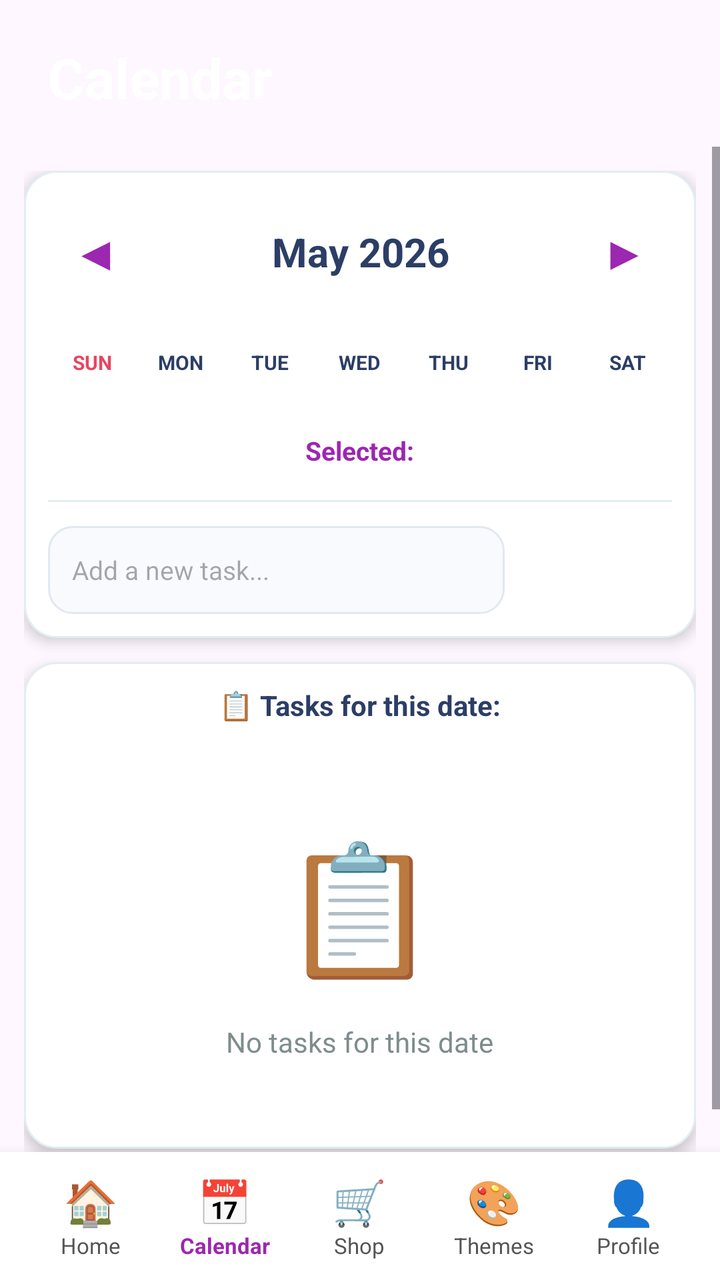
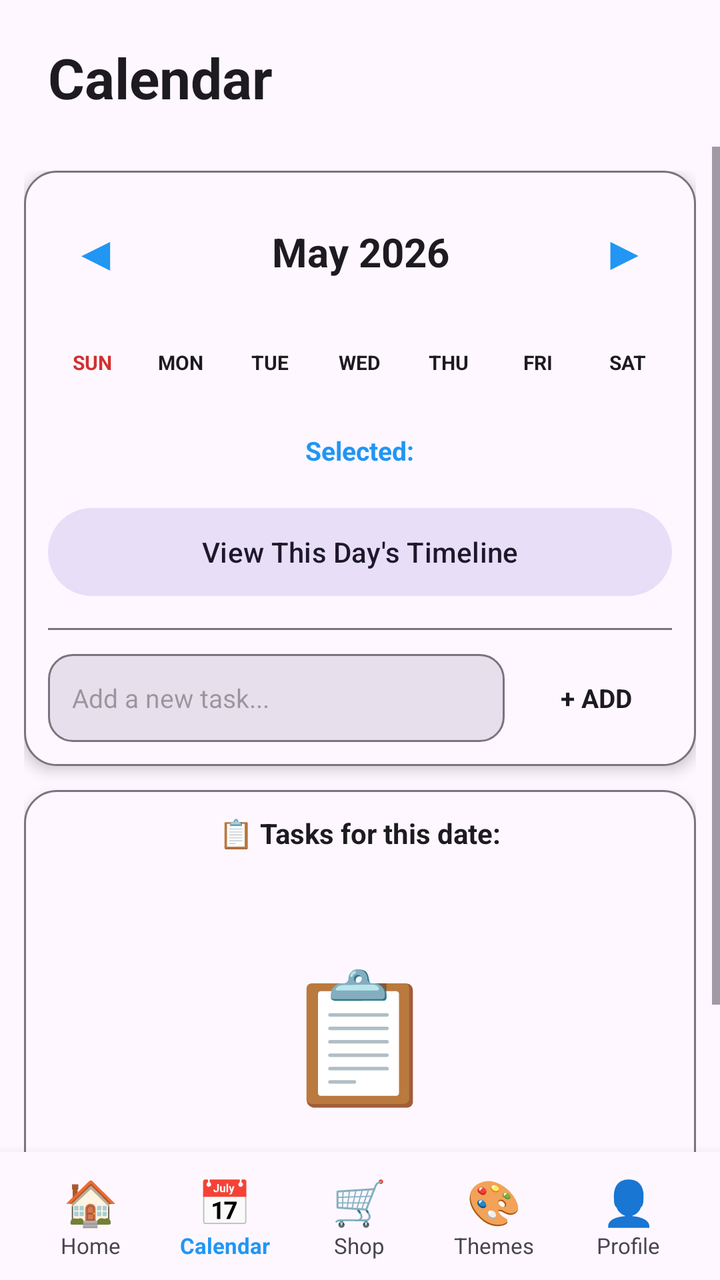

Before-and-after screenshots of an Android layout around one commit, followed by the original layout XML and the change that was made.
<!-- AndroidManifest.xml: activity theme Base.Theme.DailyToDoList -->
<!-- res/layout/activity_calendar.xml -->
<?xml version="1.0" encoding="utf-8"?>
<LinearLayout xmlns:android="http://schemas.android.com/apk/res/android"
    xmlns:app="http://schemas.android.com/apk/res-auto"
    android:id="@+id/mainLayout"
    android:layout_width="match_parent"
    android:layout_height="match_parent"
    android:orientation="vertical">

    
    <LinearLayout
        android:layout_width="match_parent"
        android:layout_height="wrap_content"
        android:orientation="vertical"
        android:paddingLeft="24dp"
        android:paddingRight="24dp"
        android:paddingTop="20dp"
        android:paddingBottom="8dp">

        <TextView
            android:id="@+id/calendarHeaderTitle"
            android:layout_width="wrap_content"
            android:layout_height="wrap_content"
            android:text="@string/calendar"
            android:textSize="28sp"
            android:textStyle="bold"
            android:textColor="#FFFFFF"
            android:layout_marginBottom="8dp" />

    </LinearLayout>

    
    <ScrollView
        android:layout_width="match_parent"
        android:layout_height="0dp"
        android:layout_weight="1"
        android:fillViewport="true"
        android:scrollbars="vertical">

        <LinearLayout
            android:layout_width="match_parent"
            android:layout_height="wrap_content"
            android:orientation="vertical"
            android:padding="12dp">

            
            <LinearLayout
                android:id="@+id/calendarCard"
                android:layout_width="match_parent"
                android:layout_height="wrap_content"
                android:orientation="vertical"
                android:background="@drawable/white_card_bg"
                android:padding="12dp"
                android:elevation="4dp"
                android:layout_marginBottom="12dp">

                
                <LinearLayout
                    android:layout_width="match_parent"
                    android:layout_height="wrap_content"
                    android:orientation="horizontal"
                    android:gravity="center"
                    android:layout_marginBottom="12dp">

                    <TextView
                        android:id="@+id/prevMonth"
                        android:layout_width="wrap_content"
                        android:layout_height="wrap_content"
                        android:text="◀"
                        android:textSize="24sp"
                        android:textColor="#9C27B0"
                        android:padding="12dp"
                        android:clickable="true"
                        android:focusable="true" />

                    <TextView
                        android:id="@+id/monthYearText"
                        android:layout_width="0dp"
                        android:layout_height="wrap_content"
                        android:layout_weight="1"
                        android:text="May 2026"
                        android:textSize="20sp"
                        android:textStyle="bold"
                        android:textColor="#2C3E66"
                        android:gravity="center" />

                    <TextView
                        android:id="@+id/nextMonth"
                        android:layout_width="wrap_content"
                        android:layout_height="wrap_content"
                        android:text="▶"
                        android:textSize="24sp"
                        android:textColor="#9C27B0"
                        android:padding="12dp"
                        android:clickable="true"
                        android:focusable="true" />

                </LinearLayout>

                
                <LinearLayout
                    android:layout_width="match_parent"
                    android:layout_height="wrap_content"
                    android:orientation="horizontal"
                    android:weightSum="7"
                    android:layout_marginBottom="8dp">

                    <TextView android:layout_width="0dp" android:layout_height="30dp" android:layout_weight="1" android:text="@string/sun" android:textSize="10sp" android:textStyle="bold" android:textColor="#E94560" android:gravity="center" />
                    <TextView android:layout_width="0dp" android:layout_height="30dp" android:layout_weight="1" android:text="@string/mon" android:textSize="10sp" android:textStyle="bold" android:textColor="#2C3E66" android:gravity="center" />
                    <TextView android:layout_width="0dp" android:layout_height="30dp" android:layout_weight="1" android:text="@string/tue" android:textSize="10sp" android:textStyle="bold" android:textColor="#2C3E66" android:gravity="center" />
                    <TextView android:layout_width="0dp" android:layout_height="30dp" android:layout_weight="1" android:text="@string/wed" android:textSize="10sp" android:textStyle="bold" android:textColor="#2C3E66" android:gravity="center" />
                    <TextView android:layout_width="0dp" android:layout_height="30dp" android:layout_weight="1" android:text="@string/thu" android:textSize="10sp" android:textStyle="bold" android:textColor="#2C3E66" android:gravity="center" />
                    <TextView android:layout_width="0dp" android:layout_height="30dp" android:layout_weight="1" android:text="@string/fri" android:textSize="10sp" android:textStyle="bold" android:textColor="#2C3E66" android:gravity="center" />
                    <TextView android:layout_width="0dp" android:layout_height="30dp" android:layout_weight="1" android:text="@string/sat" android:textSize="10sp" android:textStyle="bold" android:textColor="#2C3E66" android:gravity="center" />
                </LinearLayout>

                
                <GridView
                    android:id="@+id/calendarGrid"
                    android:layout_width="match_parent"
                    android:layout_height="wrap_content"
                    android:numColumns="7"
                    android:verticalSpacing="2dp"
                    android:horizontalSpacing="0dp"
                    android:stretchMode="columnWidth" />

                
                <TextView
                    android:id="@+id/selectedDateText"
                    android:layout_width="wrap_content"
                    android:layout_height="wrap_content"
                    android:text="@string/selected_prefix"
                    android:textSize="13sp"
                    android:textColor="#9C27B0"
                    android:textStyle="bold"
                    android:layout_marginTop="12dp"
                    android:layout_marginBottom="8dp"
                    android:layout_gravity="center" />

                
                <View
                    android:layout_width="match_parent"
                    android:layout_height="1dp"
                    android:background="#E2EDF2"
                    android:layout_marginTop="8dp"
                    android:layout_marginBottom="12dp" />

                
                <LinearLayout
                    android:layout_width="match_parent"
                    android:layout_height="wrap_content"
                    android:orientation="horizontal"
                    android:gravity="center_vertical">

                    <EditText
                        android:id="@+id/taskNameInput"
                        android:layout_width="0dp"
                        android:layout_height="44dp"
                        android:layout_weight="1"
                        android:hint="@string/add_new_task"
                        android:textSize="13sp"
                        android:background="@drawable/input_field_bg"
                        android:paddingLeft="12dp"
                        android:paddingRight="12dp" />

                    <TextView
                        android:id="@+id/addTaskButton"
                        android:layout_width="wrap_content"
                        android:layout_height="44dp"
                        android:text="@string/add"
                        android:textSize="13sp"
                        android:textStyle="bold"
                        android:textColor="#FFFFFF"
                        android:gravity="center"
                        android:paddingLeft="20dp"
                        android:paddingRight="20dp"
                        android:layout_marginStart="8dp"
                        android:clickable="true"
                        android:focusable="true" />

                </LinearLayout>

            </LinearLayout>

            
            <LinearLayout
                android:id="@+id/tasksCard"
                android:layout_width="match_parent"
                android:layout_height="wrap_content"
                android:minHeight="200dp"
                android:orientation="vertical"
                android:background="@drawable/white_card_bg"
                android:padding="12dp"
                android:elevation="4dp"
                android:layout_marginBottom="12dp">

                <TextView
                    android:id="@+id/tasksLabel"
                    android:layout_width="wrap_content"
                    android:layout_height="wrap_content"
                    android:text="@string/tasks_for_date_label"
                    android:textSize="14sp"
                    android:textStyle="bold"
                    android:textColor="#2C3E66"
                    android:layout_marginBottom="16dp"
                    android:layout_gravity="center" />

                <LinearLayout
                    android:id="@+id/tasksListContainer"
                    android:layout_width="match_parent"
                    android:layout_height="wrap_content"
                    android:orientation="vertical"
                    android:visibility="gone" />

                
                <LinearLayout
                    android:id="@+id/emptyStateLayout"
                    android:layout_width="match_parent"
                    android:layout_height="wrap_content"
                    android:orientation="vertical"
                    android:gravity="center"
                    android:padding="32dp"
                    android:visibility="visible">

                    <TextView
                        android:id="@+id/emptyStateEmoji"
                        android:layout_width="wrap_content"
                        android:layout_height="wrap_content"
                        android:text="📋"
                        android:textSize="64sp"
                        android:layout_marginBottom="16dp" />

                    <TextView
                        android:id="@+id/noTasksText"
                        android:layout_width="wrap_content"
                        android:layout_height="wrap_content"
                        android:text="@string/no_tasks"
                        android:textSize="14sp"
                        android:textColor="#7F8C8D"
                        android:gravity="center" />

                </LinearLayout>

            </LinearLayout>

        </LinearLayout>

    </ScrollView>

    
    <LinearLayout
        android:id="@+id/footerNav"
        android:layout_width="match_parent"
        android:layout_height="wrap_content"
        android:orientation="horizontal"
        android:background="#FFFFFF"
        android:elevation="8dp"
        android:paddingTop="10dp"
        android:paddingBottom="10dp"
        android:paddingLeft="12dp"
        android:paddingRight="12dp">

        <LinearLayout android:id="@+id/navHome" android:layout_width="0dp" android:layout_height="wrap_content" android:layout_weight="1" android:orientation="vertical" android:gravity="center" android:clickable="true" android:focusable="true">
            <TextView android:layout_width="wrap_content" android:layout_height="wrap_content" android:text="🏠" android:textSize="22sp" />
            <TextView android:id="@+id/navHomeText" android:layout_width="wrap_content" android:layout_height="wrap_content" android:text="@string/nav_home" android:textSize="11sp" android:textColor="#555555" />
        </LinearLayout>

        <LinearLayout android:id="@+id/navCalendar" android:layout_width="0dp" android:layout_height="wrap_content" android:layout_weight="1" android:orientation="vertical" android:gravity="center" android:clickable="true" android:focusable="true">
            <TextView android:layout_width="wrap_content" android:layout_height="wrap_content" android:text="📅" android:textSize="22sp" />
            <TextView android:id="@+id/navCalendarText" android:layout_width="wrap_content" android:layout_height="wrap_content" android:text="@string/nav_calendar" android:textSize="11sp" android:textColor="#9C27B0" android:textStyle="bold" />
        </LinearLayout>

        <LinearLayout android:id="@+id/navShop" android:layout_width="0dp" android:layout_height="wrap_content" android:layout_weight="1" android:orientation="vertical" android:gravity="center" android:clickable="true" android:focusable="true">
            <TextView android:layout_width="wrap_content" android:layout_height="wrap_content" android:text="🛒" android:textSize="22sp" />
            <TextView android:id="@+id/navShopText" android:layout_width="wrap_content" android:layout_height="wrap_content" android:text="@string/nav_shop" android:textSize="11sp" android:textColor="#555555" />
        </LinearLayout>

        <LinearLayout android:id="@+id/navThemes" android:layout_width="0dp" android:layout_height="wrap_content" android:layout_weight="1" android:orientation="vertical" android:gravity="center" android:clickable="true" android:focusable="true">
            <TextView android:layout_width="wrap_content" android:layout_height="wrap_content" android:text="🎨" android:textSize="22sp" />
            <TextView android:id="@+id/navThemesText" android:layout_width="wrap_content" android:layout_height="wrap_content" android:text="@string/nav_themes" android:textSize="11sp" android:textColor="#555555" />
        </LinearLayout>

        <LinearLayout android:id="@+id/navProfile" android:layout_width="0dp" android:layout_height="wrap_content" android:layout_weight="1" android:orientation="vertical" android:gravity="center" android:clickable="true" android:focusable="true">
            <TextView android:layout_width="wrap_content" android:layout_height="wrap_content" android:text="👤" android:textSize="22sp" />
            <TextView android:id="@+id/navProfileText" android:layout_width="wrap_content" android:layout_height="wrap_content" android:text="@string/profile" android:textSize="11sp" android:textColor="#555555" />
        </LinearLayout>

    </LinearLayout>

</LinearLayout>
<!-- resources referenced by this layout -->
<resources>
  <!-- drawable input_field_bg (drawable) -->
  <?xml version="1.0" encoding="utf-8"?>
  <shape xmlns:android="http://schemas.android.com/apk/res/android">
      <solid android:color="#F8FAFD" />
      <corners android:radius="12dp" />
      <stroke android:width="1dp" android:color="#E2E8F0" />
  </shape>
  <!-- drawable white_card_bg (drawable) -->
  <?xml version="1.0" encoding="utf-8"?>
  <shape xmlns:android="http://schemas.android.com/apk/res/android">
      <solid android:color="#FFFFFF" />
      <corners android:radius="16dp" />
      <stroke
          android:width="1dp"
          android:color="#E2EDF2" />
  </shape>
  <string name="add">+ ADD</string>
  <string name="add_new_task">Add a new task...</string>
  <string name="calendar">Calendar</string>
  <string name="fri">FRI</string>
  <string name="mon">MON</string>
  <string name="nav_calendar">Calendar</string>
  <string name="nav_home">Home</string>
  <string name="nav_shop">Shop</string>
  <string name="nav_themes">Themes</string>
  <string name="no_tasks">No tasks for this date</string>
  <string name="profile">Profile</string>
  <string name="sat">SAT</string>
  <string name="selected_prefix">Selected: </string>
  <string name="sun">SUN</string>
  <string name="tasks_for_date_label">📋 Tasks for this date:</string>
  <string name="thu">THU</string>
  <string name="tue">TUE</string>
  <string name="wed">WED</string>
  <style name="Base.Theme.DailyToDoList" parent="Theme.Material3.DayNight.NoActionBar">
          <item name="colorPrimary">@color/default_primary</item>
          <item name="colorOnPrimary">@color/white</item>
          <item name="colorSecondary">@color/default_accent</item>
          <item name="colorOnSecondary">@color/white</item>
          <item name="android:statusBarColor">@color/default_start</item>
          <item name="android:windowLightStatusBar">true</item>
          <item name="android:navigationBarColor">@color/white</item>
          <item name="android:windowLightNavigationBar">false</item>
      </style>
  <color name="default_primary">#2196F3</color>
  <color name="white">#FFFFFFFF</color>
  <color name="default_accent">#E94560</color>
  <color name="default_start">#2196F3</color>
</resources>

<!-- the commit's change to res/layout/activity_calendar.xml (unified diff, before → after) -->
@@ -23,7 +23,7 @@
             android:text="@string/calendar"
             android:textSize="28sp"
             android:textStyle="bold"
-            android:textColor="#FFFFFF"
+            android:textColor="?attr/colorOnSurface"
             android:layout_marginBottom="8dp" />
 
     </LinearLayout>
@@ -67,7 +67,7 @@
                         android:layout_height="wrap_content"
                         android:text="◀"
                         android:textSize="24sp"
-                        android:textColor="#9C27B0"
+                        android:textColor="?attr/colorPrimary"
                         android:padding="12dp"
                         android:clickable="true"
                         android:focusable="true" />
@@ -80,7 +80,7 @@
                         android:text="May 2026"
                         android:textSize="20sp"
                         android:textStyle="bold"
-                        android:textColor="#2C3E66"
+                        android:textColor="?attr/colorOnSurface"
                         android:gravity="center" />
 
                     <TextView
@@ -89,7 +89,7 @@
                         android:layout_height="wrap_content"
                         android:text="▶"
                         android:textSize="24sp"
-                        android:textColor="#9C27B0"
+                        android:textColor="?attr/colorPrimary"
                         android:padding="12dp"
                         android:clickable="true"
                         android:focusable="true" />
@@ -104,13 +104,13 @@
                     android:weightSum="7"
                     android:layout_marginBottom="8dp">
 
-                    <TextView android:layout_width="0dp" android:layout_height="30dp" android:layout_weight="1" android:text="@string/sun" android:textSize="10sp" android:textStyle="bold" android:textColor="#E94560" android:gravity="center" />
-                    <TextView android:layout_width="0dp" android:layout_height="30dp" android:layout_weight="1" android:text="@string/mon" android:textSize="10sp" android:textStyle="bold" android:textColor="#2C3E66" android:gravity="center" />
-                    <TextView android:layout_width="0dp" android:layout_height="30dp" android:layout_weight="1" android:text="@string/tue" android:textSize="10sp" android:textStyle="bold" android:textColor="#2C3E66" android:gravity="center" />
-                    <TextView android:layout_width="0dp" android:layout_height="30dp" android:layout_weight="1" android:text="@string/wed" android:textSize="10sp" android:textStyle="bold" android:textColor="#2C3E66" android:gravity="center" />
-                    <TextView android:layout_width="0dp" android:layout_height="30dp" android:layout_weight="1" android:text="@string/thu" android:textSize="10sp" android:textStyle="bold" android:textColor="#2C3E66" android:gravity="center" />
-                    <TextView android:layout_width="0dp" android:layout_height="30dp" android:layout_weight="1" android:text="@string/fri" android:textSize="10sp" android:textStyle="bold" android:textColor="#2C3E66" android:gravity="center" />
-                    <TextView android:layout_width="0dp" android:layout_height="30dp" android:layout_weight="1" android:text="@string/sat" android:textSize="10sp" android:textStyle="bold" android:textColor="#2C3E66" android:gravity="center" />
+                    <TextView android:layout_width="0dp" android:layout_height="30dp" android:layout_weight="1" android:text="@string/sun" android:textSize="10sp" android:textStyle="bold" android:textColor="@color/destructive" android:gravity="center" />
+                    <TextView android:layout_width="0dp" android:layout_height="30dp" android:layout_weight="1" android:text="@string/mon" android:textSize="10sp" android:textStyle="bold" android:textColor="?attr/colorOnSurface" android:gravity="center" />
+                    <TextView android:layout_width="0dp" android:layout_height="30dp" android:layout_weight="1" android:text="@string/tue" android:textSize="10sp" android:textStyle="bold" android:textColor="?attr/colorOnSurface" android:gravity="center" />
+                    <TextView android:layout_width="0dp" android:layout_height="30dp" android:layout_weight="1" android:text="@string/wed" android:textSize="10sp" android:textStyle="bold" android:textColor="?attr/colorOnSurface" android:gravity="center" />
+                    <TextView android:layout_width="0dp" android:layout_height="30dp" android:layout_weight="1" android:text="@string/thu" android:textSize="10sp" android:textStyle="bold" android:textColor="?attr/colorOnSurface" android:gravity="center" />
+                    <TextView android:layout_width="0dp" android:layout_height="30dp" android:layout_weight="1" android:text="@string/fri" android:textSize="10sp" android:textStyle="bold" android:textColor="?attr/colorOnSurface" android:gravity="center" />
+                    <TextView android:layout_width="0dp" android:layout_height="30dp" android:layout_weight="1" android:text="@string/sat" android:textSize="10sp" android:textStyle="bold" android:textColor="?attr/colorOnSurface" android:gravity="center" />
                 </LinearLayout>
 
                 
@@ -130,17 +130,29 @@
                     android:layout_height="wrap_content"
                     android:text="@string/selected_prefix"
                     android:textSize="13sp"
-                    android:textColor="#9C27B0"
+                    android:textColor="?attr/colorPrimary"
                     android:textStyle="bold"
                     android:layout_marginTop="12dp"
                     android:layout_marginBottom="8dp"
                     android:layout_gravity="center" />
 
                 
+                <com.google.android.material.button.MaterialButton
+                    android:id="@+id/viewDayTimelineButton"
+                    style="@style/Widget.Material3.Button.TonalButton"
+                    android:layout_width="match_parent"
+                    android:layout_height="52dp"
+                    android:layout_marginTop="8dp"
+                    android:layout_marginBottom="4dp"
+                    android:text="@string/view_day_timeline"
+                    android:textAllCaps="false"
+                    android:textSize="14sp" />
+
+                
                 <View
                     android:layout_width="match_parent"
                     android:layout_height="1dp"
-                    android:background="#E2EDF2"
+                    android:background="?attr/colorOutline"
                     android:layout_marginTop="8dp"
                     android:layout_marginBottom="12dp" />
 
@@ -169,7 +181,7 @@
                         android:text="@string/add"
                         android:textSize="13sp"
                         android:textStyle="bold"
-                        android:textColor="#FFFFFF"
+                        android:textColor="?attr/colorOnSurface"
                         android:gravity="center"
                         android:paddingLeft="20dp"
                         android:paddingRight="20dp"
@@ -200,7 +212,7 @@
                     android:text="@string/tasks_for_date_label"
                     android:textSize="14sp"
                     android:textStyle="bold"
-                    android:textColor="#2C3E66"
+                    android:textColor="?attr/colorOnSurface"
                     android:layout_marginBottom="16dp"
                     android:layout_gravity="center" />
 
@@ -235,7 +247,7 @@
                         android:layout_height="wrap_content"
                         android:text="@string/no_tasks"
                         android:textSize="14sp"
-                        android:textColor="#7F8C8D"
+                        android:textColor="?attr/colorOnSurfaceVariant"
                         android:gravity="center" />
 
                 </LinearLayout>
@@ -252,7 +264,7 @@
         android:layout_width="match_parent"
         android:layout_height="wrap_content"
         android:orientation="horizontal"
-        android:background="#FFFFFF"
+        android:background="?attr/colorSurface"
         android:elevation="8dp"
         android:paddingTop="10dp"
         android:paddingBottom="10dp"
@@ -261,27 +273,27 @@
 
         <LinearLayout android:id="@+id/navHome" android:layout_width="0dp" android:layout_height="wrap_content" android:layout_weight="1" android:orientation="vertical" android:gravity="center" android:clickable="true" android:focusable="true">
             <TextView android:layout_width="wrap_content" android:layout_height="wrap_content" android:text="🏠" android:textSize="22sp" />
-            <TextView android:id="@+id/navHomeText" android:layout_width="wrap_content" android:layout_height="wrap_content" android:text="@string/nav_home" android:textSize="11sp" android:textColor="#555555" />
+            <TextView android:id="@+id/navHomeText" android:layout_width="wrap_content" android:layout_height="wrap_content" android:text="@string/nav_home" android:textSize="11sp" android:textColor="?attr/colorOnSurfaceVariant" />
         </LinearLayout>
 
         <LinearLayout android:id="@+id/navCalendar" android:layout_width="0dp" android:layout_height="wrap_content" android:layout_weight="1" android:orientation="vertical" android:gravity="center" android:clickable="true" android:focusable="true">
             <TextView android:layout_width="wrap_content" android:layout_height="wrap_content" android:text="📅" android:textSize="22sp" />
-            <TextView android:id="@+id/navCalendarText" android:layout_width="wrap_content" android:layout_height="wrap_content" android:text="@string/nav_calendar" android:textSize="11sp" android:textColor="#9C27B0" android:textStyle="bold" />
+            <TextView android:id="@+id/navCalendarText" android:layout_width="wrap_content" android:layout_height="wrap_content" android:text="@string/nav_calendar" android:textSize="11sp" android:textColor="?attr/colorPrimary" android:textStyle="bold" />
         </LinearLayout>
 
         <LinearLayout android:id="@+id/navShop" android:layout_width="0dp" android:layout_height="wrap_content" android:layout_weight="1" android:orientation="vertical" android:gravity="center" android:clickable="true" android:focusable="true">
             <TextView android:layout_width="wrap_content" android:layout_height="wrap_content" android:text="🛒" android:textSize="22sp" />
-            <TextView android:id="@+id/navShopText" android:layout_width="wrap_content" android:layout_height="wrap_content" android:text="@string/nav_shop" android:textSize="11sp" android:textColor="#555555" />
+            <TextView android:id="@+id/navShopText" android:layout_width="wrap_content" android:layout_height="wrap_content" android:text="@string/nav_shop" android:textSize="11sp" android:textColor="?attr/colorOnSurfaceVariant" />
         </LinearLayout>
 
         <LinearLayout android:id="@+id/navThemes" android:layout_width="0dp" android:layout_height="wrap_content" android:layout_weight="1" android:orientation="vertical" android:gravity="center" android:clickable="true" android:focusable="true">
             <TextView android:layout_width="wrap_content" android:layout_height="wrap_content" android:text="🎨" android:textSize="22sp" />
-            <TextView android:id="@+id/navThemesText" android:layout_width="wrap_content" android:layout_height="wrap_content" android:text="@string/nav_themes" android:textSize="11sp" android:textColor="#555555" />
+            <TextView android:id="@+id/navThemesText" android:layout_width="wrap_content" android:layout_height="wrap_content" android:text="@string/nav_themes" android:textSize="11sp" android:textColor="?attr/colorOnSurfaceVariant" />
         </LinearLayout>
 
         <LinearLayout android:id="@+id/navProfile" android:layout_width="0dp" android:layout_height="wrap_content" android:layout_weight="1" android:orientation="vertical" android:gravity="center" android:clickable="true" android:focusable="true">
             <TextView android:layout_width="wrap_content" android:layout_height="wrap_content" android:text="👤" android:textSize="22sp" />
-            <TextView android:id="@+id/navProfileText" android:layout_width="wrap_content" android:layout_height="wrap_content" android:text="@string/profile" android:textSize="11sp" android:textColor="#555555" />
+            <TextView android:id="@+id/navProfileText" android:layout_width="wrap_content" android:layout_height="wrap_content" android:text="@string/profile" android:textSize="11sp" android:textColor="?attr/colorOnSurfaceVariant" />
         </LinearLayout>
 
     </LinearLayout>
<!-- resource entries referenced after the edit -->
@@ -1,20 +1,21 @@
 <!-- resources referenced by this layout -->
 <resources>
+  <color name="destructive">#D32F2F</color>
   <!-- drawable input_field_bg (drawable) -->
   <?xml version="1.0" encoding="utf-8"?>
   <shape xmlns:android="http://schemas.android.com/apk/res/android">
-      <solid android:color="#F8FAFD" />
+      <solid android:color="?attr/colorSurfaceVariant" />
       <corners android:radius="12dp" />
-      <stroke android:width="1dp" android:color="#E2E8F0" />
+      <stroke android:width="1dp" android:color="?attr/colorOutline" />
   </shape>
   <!-- drawable white_card_bg (drawable) -->
   <?xml version="1.0" encoding="utf-8"?>
   <shape xmlns:android="http://schemas.android.com/apk/res/android">
-      <solid android:color="#FFFFFF" />
+      <solid android:color="?attr/colorSurface" />
       <corners android:radius="16dp" />
       <stroke
           android:width="1dp"
-          android:color="#E2EDF2" />
+          android:color="?attr/colorOutline" />
   </shape>
   <string name="add">+ ADD</string>
   <string name="add_new_task">Add a new task...</string>
@@ -33,6 +34,7 @@
   <string name="tasks_for_date_label">📋 Tasks for this date:</string>
   <string name="thu">THU</string>
   <string name="tue">TUE</string>
+  <string name="view_day_timeline">View This Day\'s Timeline</string>
   <string name="wed">WED</string>
   <style name="Base.Theme.DailyToDoList" parent="Theme.Material3.DayNight.NoActionBar">
           <item name="colorPrimary">@color/default_primary</item>
